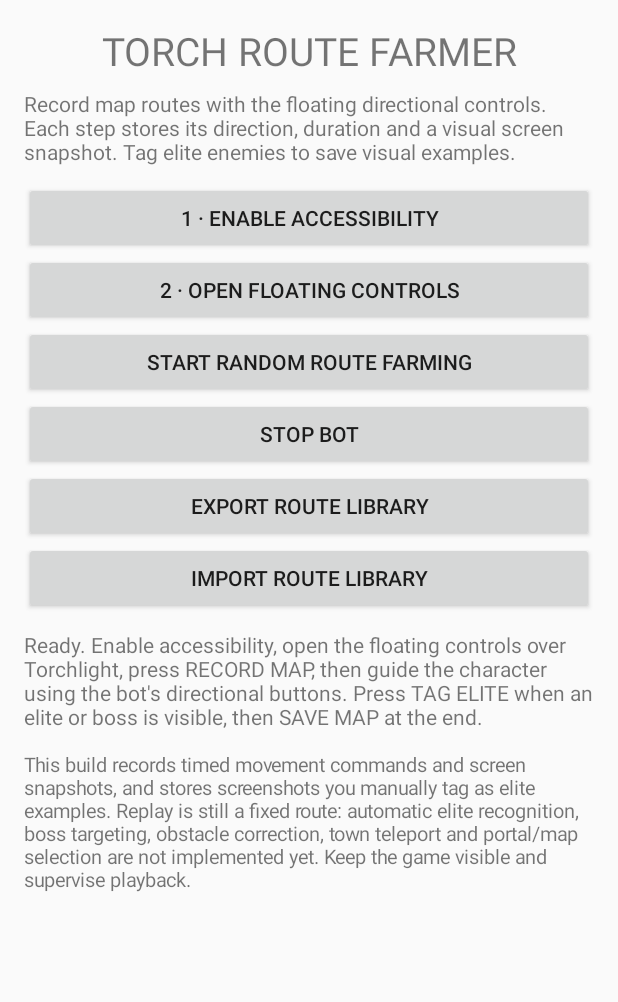
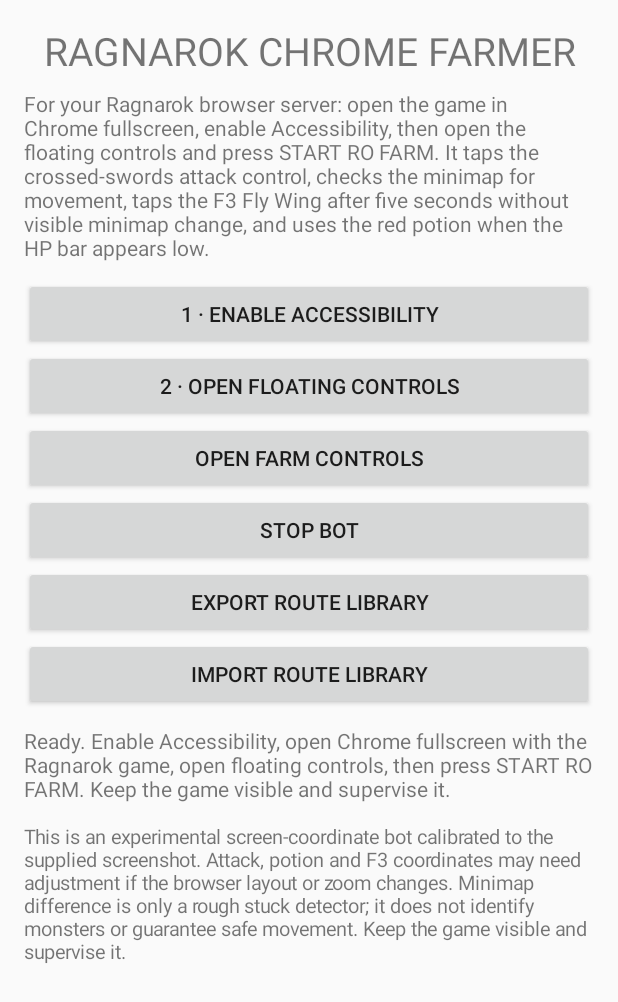
Before and after one commit to imcrackedpixel/Torch, an Android app: the screen it shows after launch (MainActivity), on a phone screen of 412 x 824 dp. Shown: the top 1002 px of the screen. Run offline under Robolectric (Android 15) with nearby library versions, the phone set to English and light mode, and no system bars.

Commit message:
Configure app instructions for Ragnarok Chrome farmer

```diff
--- a/torchlight-bot/src/main/java/com/imcrackedpixel/torchlightbot/MainActivity.kt
+++ b/torchlight-bot/src/main/java/com/imcrackedpixel/torchlightbot/MainActivity.kt
@@ -17,12 +17,12 @@ class MainActivity : Activity() {
             setPadding(24, 24, 24, 24)
         }
         root.addView(TextView(this).apply {
-            text = "TORCH ROUTE FARMER"
+            text = "RAGNAROK CHROME FARMER"
             textSize = 26f
             gravity = Gravity.CENTER
         })
         root.addView(TextView(this).apply {
-            text = "Record map routes with the floating directional controls. Each step stores its direction, duration and a visual screen snapshot. Tag elite enemies to save visual examples."
+            text = "For your Ragnarok browser server: open the game in Chrome fullscreen, enable Accessibility, then open the floating controls and press START RO FARM. It taps the crossed-swords attack control, checks the minimap for movement, taps the F3 Fly Wing after five seconds without visible minimap change, and uses the red potion when the HP bar appears low."
             textSize = 14f
             setPadding(0, 12, 0, 16)
         })
@@ -38,10 +38,10 @@ class MainActivity : Activity() {
             }
         })
         root.addView(Button(this).apply {
-            text = "START RANDOM ROUTE FARMING"
+            text = "OPEN FARM CONTROLS"
             setOnClickListener {
                 sendBroadcast(Intent(BotAccessibilityService.ACTION_RANDOM_PLAY).setPackage(packageName))
-                status.text = "Random route playback requested."
+                status.text = "Floating controls requested. Switch to Chrome and press START RO FARM."
             }
         })
         root.addView(Button(this).apply {
@@ -77,13 +77,13 @@ class MainActivity : Activity() {
             }
         })
         status = TextView(this).apply {
-            text = "Ready. Enable accessibility, open the floating controls over Torchlight, press RECORD MAP, then guide the character using the bot's directional buttons. Press TAG ELITE when an elite or boss is visible, then SAVE MAP at the end."
+            text = "Ready. Enable Accessibility, open Chrome fullscreen with the Ragnarok game, open floating controls, then press START RO FARM. Keep the game visible and supervise it."
             textSize = 14f
             setPadding(0, 16, 0, 8)
         }
         root.addView(status)
         root.addView(TextView(this).apply {
-            text = "This build records timed movement commands and screen snapshots, and stores screenshots you manually tag as elite examples. Replay is still a fixed route: automatic elite recognition, boss targeting, obstacle correction, town teleport and portal/map selection are not implemented yet. Keep the game visible and supervise playback."
+            text = "This is an experimental screen-coordinate bot calibrated to the supplied screenshot. Attack, potion and F3 coordinates may need adjustment if the browser layout or zoom changes. Minimap difference is only a rough stuck detector; it does not identify monsters or guarantee safe movement. Keep the game visible and supervise it."
             textSize = 13f
             setPadding(0, 12, 0, 12)
         })
```
